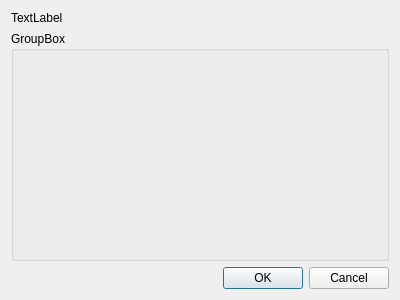
Qt form addfueldeliverydialog.ui (pyridiss/suivi-chaufferies) before a commit.
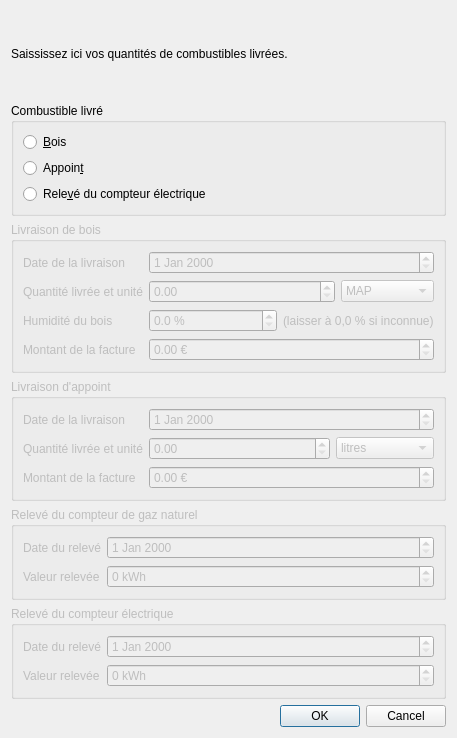
The same form after that commit.

Commit message: First design for the AddFuelDelivery dialog.

```diff
--- a/addfueldeliverydialog.ui
+++ b/addfueldeliverydialog.ui
@@ -6,26 +6,359 @@
    <rect>
     <x>0</x>
     <y>0</y>
-    <width>400</width>
-    <height>300</height>
+    <width>457</width>
+    <height>738</height>
    </rect>
   </property>
   <property name="windowTitle">
    <string>Dialog</string>
   </property>
-  <layout class="QVBoxLayout" name="verticalLayout" stretch="0,1,0">
+  <layout class="QVBoxLayout" name="verticalLayout" stretch="0,0,0,0,0,0,0">
    <item>
     <widget class="QLabel" name="label">
      <property name="text">
-      <string>TextLabel</string>
+      <string>Saississez ici vos quantités de combustibles livrées.</string>
      </property>
     </widget>
    </item>
    <item>
     <widget class="QGroupBox" name="groupBox_Fuels">
      <property name="title">
-      <string>GroupBox</string>
+      <string>Combustible livré</string>
      </property>
+     <layout class="QVBoxLayout" name="verticalLayout_2">
+      <item>
+       <widget class="QRadioButton" name="radioButton_Wood">
+        <property name="text">
+         <string>&amp;Bois</string>
+        </property>
+       </widget>
+      </item>
+      <item>
+       <widget class="QRadioButton" name="radioButton_SecondaryFuel">
+        <property name="text">
+         <string>Appoin&amp;t</string>
+        </property>
+       </widget>
+      </item>
+      <item>
+       <widget class="QRadioButton" name="radioButton_Electricity">
+        <property name="text">
+         <string>Rele&amp;vé du compteur électrique</string>
+        </property>
+       </widget>
+      </item>
+     </layout>
+    </widget>
+   </item>
+   <item>
+    <widget class="QGroupBox" name="groupBox_Wood">
+     <property name="enabled">
+      <bool>false</bool>
+     </property>
+     <property name="title">
+      <string>Livraison de bois</string>
+     </property>
+     <layout class="QFormLayout" name="formLayout_2">
+      <item row="0" column="0">
+       <widget class="QLabel" name="label_4">
+        <property name="text">
+         <string>Date de la livraison</string>
+        </property>
+       </widget>
+      </item>
+      <item row="0" column="1">
+       <widget class="QDateEdit" name="dateEdit_Wood">
+        <property name="sizePolicy">
+         <sizepolicy hsizetype="Expanding" vsizetype="Fixed">
+          <horstretch>0</horstretch>
+          <verstretch>0</verstretch>
+         </sizepolicy>
+        </property>
+       </widget>
+      </item>
+      <item row="1" column="0">
+       <widget class="QLabel" name="label_5">
+        <property name="text">
+         <string>Quantité livrée et unité</string>
+        </property>
+       </widget>
+      </item>
+      <item row="1" column="1">
+       <layout class="QHBoxLayout" name="horizontalLayout" stretch="2,1">
+        <item>
+         <widget class="QDoubleSpinBox" name="doubleSpinBox_Wood"/>
+        </item>
+        <item>
+         <widget class="QComboBox" name="comboBox_WoodUnit">
+          <item>
+           <property name="text">
+            <string>MAP</string>
+           </property>
+          </item>
+          <item>
+           <property name="text">
+            <string>tonnes</string>
+           </property>
+          </item>
+          <item>
+           <property name="text">
+            <string>MWh</string>
+           </property>
+          </item>
+         </widget>
+        </item>
+       </layout>
+      </item>
+      <item row="2" column="0">
+       <widget class="QLabel" name="label_6">
+        <property name="text">
+         <string>Humidité du bois</string>
+        </property>
+       </widget>
+      </item>
+      <item row="2" column="1">
+       <layout class="QHBoxLayout" name="horizontalLayout_2">
+        <item>
+         <widget class="QDoubleSpinBox" name="doubleSpinBox_WoodMoisture">
+          <property name="sizePolicy">
+           <sizepolicy hsizetype="Expanding" vsizetype="Fixed">
+            <horstretch>0</horstretch>
+            <verstretch>0</verstretch>
+           </sizepolicy>
+          </property>
+          <property name="prefix">
+           <string/>
+          </property>
+          <property name="suffix">
+           <string> %</string>
+          </property>
+          <property name="decimals">
+           <number>1</number>
+          </property>
+         </widget>
+        </item>
+        <item>
+         <widget class="QLabel" name="label_7">
+          <property name="text">
+           <string>(laisser à 0,0 % si inconnue)</string>
+          </property>
+         </widget>
+        </item>
+       </layout>
+      </item>
+      <item row="3" column="0">
+       <widget class="QLabel" name="label_9">
+        <property name="text">
+         <string>Montant de la facture</string>
+        </property>
+       </widget>
+      </item>
+      <item row="3" column="1">
+       <widget class="QDoubleSpinBox" name="doubleSpinBox_WoodBill">
+        <property name="sizePolicy">
+         <sizepolicy hsizetype="Expanding" vsizetype="Fixed">
+          <horstretch>0</horstretch>
+          <verstretch>0</verstretch>
+         </sizepolicy>
+        </property>
+        <property name="suffix">
+         <string> €</string>
+        </property>
+       </widget>
+      </item>
+     </layout>
+    </widget>
+   </item>
+   <item>
+    <widget class="QGroupBox" name="groupBox_SecondaryFuel">
+     <property name="enabled">
+      <bool>false</bool>
+     </property>
+     <property name="title">
+      <string>Livraison d'appoint</string>
+     </property>
+     <layout class="QFormLayout" name="formLayout_3">
+      <item row="1" column="0">
+       <widget class="QLabel" name="label_8">
+        <property name="text">
+         <string>Quantité livrée et unité</string>
+        </property>
+       </widget>
+      </item>
+      <item row="1" column="1">
+       <layout class="QHBoxLayout" name="horizontalLayout_3" stretch="2,1">
+        <item>
+         <widget class="QDoubleSpinBox" name="doubleSpinBox_SecondaryFuel"/>
+        </item>
+        <item>
+         <widget class="QComboBox" name="comboBox_SecondaryFuelUnit">
+          <item>
+           <property name="text">
+            <string>litres</string>
+           </property>
+          </item>
+          <item>
+           <property name="text">
+            <string>tonnes</string>
+           </property>
+          </item>
+          <item>
+           <property name="text">
+            <string>mètres-cube</string>
+           </property>
+          </item>
+          <item>
+           <property name="text">
+            <string>kWh</string>
+           </property>
+          </item>
+         </widget>
+        </item>
+       </layout>
+      </item>
+      <item row="2" column="0">
+       <widget class="QLabel" name="label_10">
+        <property name="text">
+         <string>Montant de la facture</string>
+        </property>
+       </widget>
+      </item>
+      <item row="2" column="1">
+       <widget class="QDoubleSpinBox" name="doubleSpinBox_SecondaryFuelBill">
+        <property name="sizePolicy">
+         <sizepolicy hsizetype="Expanding" vsizetype="Fixed">
+          <horstretch>0</horstretch>
+          <verstretch>0</verstretch>
+         </sizepolicy>
+        </property>
+        <property name="suffix">
+         <string> €</string>
+        </property>
+       </widget>
+      </item>
+      <item row="0" column="0">
+       <widget class="QLabel" name="label_11">
+        <property name="text">
+         <string>Date de la livraison</string>
+        </property>
+       </widget>
+      </item>
+      <item row="0" column="1">
+       <widget class="QDateEdit" name="dateEdit_SecondaryFuel">
+        <property name="sizePolicy">
+         <sizepolicy hsizetype="Expanding" vsizetype="Fixed">
+          <horstretch>0</horstretch>
+          <verstretch>0</verstretch>
+         </sizepolicy>
+        </property>
+       </widget>
+      </item>
+     </layout>
+    </widget>
+   </item>
+   <item>
+    <widget class="QGroupBox" name="groupBox_NaturalGas">
+     <property name="enabled">
+      <bool>false</bool>
+     </property>
+     <property name="title">
+      <string>Relevé du compteur de gaz naturel</string>
+     </property>
+     <layout class="QFormLayout" name="formLayout_4">
+      <item row="0" column="0">
+       <widget class="QLabel" name="label_12">
+        <property name="text">
+         <string>Date du relevé</string>
+        </property>
+       </widget>
+      </item>
+      <item row="0" column="1">
+       <widget class="QDateEdit" name="dateEdit_NaturalGas">
+        <property name="sizePolicy">
+         <sizepolicy hsizetype="Expanding" vsizetype="Fixed">
+          <horstretch>0</horstretch>
+          <verstretch>0</verstretch>
+         </sizepolicy>
+        </property>
+       </widget>
+      </item>
+      <item row="1" column="0">
+       <widget class="QLabel" name="label_13">
+        <property name="text">
+         <string>Valeur relevée</string>
+        </property>
+       </widget>
+      </item>
+      <item row="1" column="1">
+       <widget class="QSpinBox" name="spinBox_NaturalGas">
+        <property name="sizePolicy">
+         <sizepolicy hsizetype="Expanding" vsizetype="Fixed">
+          <horstretch>0</horstretch>
+          <verstretch>0</verstretch>
+         </sizepolicy>
+        </property>
+        <property name="suffix">
+         <string> kWh</string>
+        </property>
+        <property name="maximum">
+         <number>1000000</number>
+        </property>
+       </widget>
+      </item>
+     </layout>
+    </widget>
+   </item>
+   <item>
+    <widget class="QGroupBox" name="groupBox_Electricity">
+     <property name="enabled">
+      <bool>false</bool>
+     </property>
+     <property name="title">
+      <string>Relevé du compteur électrique</string>
+     </property>
+     <layout class="QFormLayout" name="formLayout">
+      <item row="0" column="0">
+       <widget class="QLabel" name="label_2">
+        <property name="text">
+         <string>Date du relevé</string>
+        </property>
+       </widget>
+      </item>
+      <item row="0" column="1">
+       <widget class="QDateEdit" name="dateEdit_Electricity">
+        <property name="sizePolicy">
+         <sizepolicy hsizetype="Expanding" vsizetype="Fixed">
+          <horstretch>0</horstretch>
+          <verstretch>0</verstretch>
+         </sizepolicy>
+        </property>
+       </widget>
+      </item>
+      <item row="1" column="0">
+       <widget class="QLabel" name="label_3">
+        <property name="text">
+         <string>Valeur relevée</string>
+        </property>
+       </widget>
+      </item>
+      <item row="1" column="1">
+       <widget class="QSpinBox" name="spinBox_Electricity">
+        <property name="sizePolicy">
+         <sizepolicy hsizetype="Expanding" vsizetype="Fixed">
+          <horstretch>0</horstretch>
+          <verstretch>0</verstretch>
+         </sizepolicy>
+        </property>
+        <property name="suffix">
+         <string> kWh</string>
+        </property>
+        <property name="maximum">
+         <number>1000000</number>
+        </property>
+       </widget>
+      </item>
+     </layout>
     </widget>
    </item>
    <item>
```
The commit also changes 2 other files.
